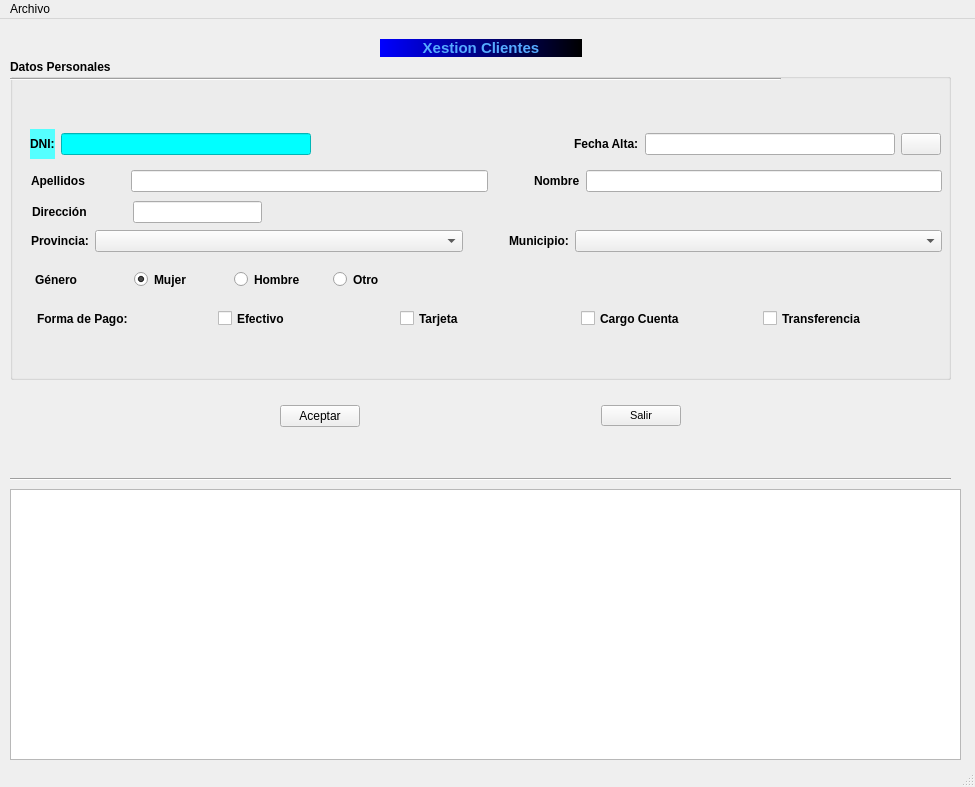
First picture: the form in window.ui, repository RadicalKill/fernandezserra, before the edit.
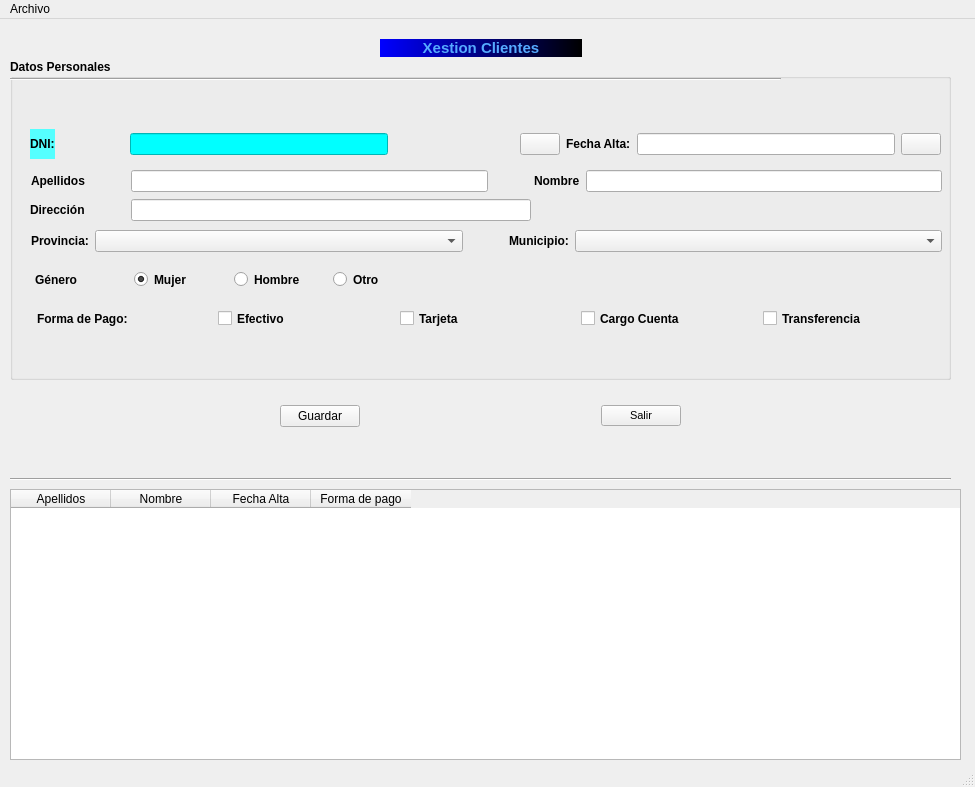
Second picture: the form after the edit. Icons and pictures are not drawn.

The edit to the form file:
```diff
--- a/window.ui
+++ b/window.ui
@@ -64,7 +64,7 @@
     <property name="title">
      <string>Datos Personales</string>
     </property>
-    <widget class="QWidget" name="">
+    <widget class="QWidget" name="layoutWidget">
      <property name="geometry">
       <rect>
        <x>25</x>
@@ -194,9 +194,9 @@
     <widget class="QWidget" name="layoutWidget">
      <property name="geometry">
       <rect>
-       <x>22</x>
-       <y>142</y>
-       <width>230</width>
+       <x>20</x>
+       <y>140</y>
+       <width>501</width>
        <height>22</height>
       </rect>
      </property>
@@ -327,6 +327,22 @@
         </property>
        </widget>
       </item>
+      <item>
+       <spacer name="horizontalSpacer_6">
+        <property name="orientation">
+         <enum>Qt::Horizontal</enum>
+        </property>
+        <property name="sizeType">
+         <enum>QSizePolicy::Fixed</enum>
+        </property>
+        <property name="sizeHint" stdset="0">
+         <size>
+          <width>69</width>
+          <height>20</height>
+         </size>
+        </property>
+       </spacer>
+      </item>
       <item>
        <widget class="QLineEdit" name="txtDNI">
         <property name="styleSheet">
@@ -337,6 +353,22 @@
         </property>
        </widget>
       </item>
+      <item>
+       <spacer name="horizontalSpacer_7">
+        <property name="orientation">
+         <enum>Qt::Horizontal</enum>
+        </property>
+        <property name="sizeType">
+         <enum>QSizePolicy::Fixed</enum>
+        </property>
+        <property name="sizeHint" stdset="0">
+         <size>
+          <width>40</width>
+          <height>20</height>
+         </size>
+        </property>
+       </spacer>
+      </item>
       <item>
        <widget class="QLabel" name="ValidarDNI">
         <property name="sizePolicy">
@@ -345,6 +377,12 @@
           <verstretch>0</verstretch>
          </sizepolicy>
         </property>
+        <property name="maximumSize">
+         <size>
+          <width>80</width>
+          <height>16777215</height>
+         </size>
+        </property>
         <property name="acceptDrops">
          <bool>false</bool>
         </property>
@@ -359,6 +397,17 @@
         </property>
        </widget>
       </item>
+      <item>
+       <widget class="QPushButton" name="btnLimpiar">
+        <property name="text">
+         <string/>
+        </property>
+        <property name="icon">
+         <iconset>
+          <normaloff>img/recargar.ico</normaloff>img/recargar.ico</iconset>
+        </property>
+       </widget>
+      </item>
       <item>
        <widget class="QLabel" name="lblFecha">
         <property name="text">
@@ -404,7 +453,7 @@
       <enum>Qt::Horizontal</enum>
      </property>
     </widget>
-    <widget class="QWidget" name="">
+    <widget class="QWidget" name="layoutWidget">
      <property name="geometry">
       <rect>
        <x>27</x>
@@ -477,7 +526,7 @@
      <item row="0" column="0">
       <widget class="QPushButton" name="btnAceptar">
        <property name="text">
-        <string>Aceptar</string>
+        <string>Guardar</string>
        </property>
       </widget>
      </item>
@@ -530,6 +579,36 @@
       <height>271</height>
      </rect>
     </property>
+    <property name="alternatingRowColors">
+     <bool>true</bool>
+    </property>
+    <column>
+     <property name="text">
+      <string>Apellidos</string>
+     </property>
+     <property name="background">
+      <color alpha="0">
+       <red>0</red>
+       <green>0</green>
+       <blue>0</blue>
+      </color>
+     </property>
+    </column>
+    <column>
+     <property name="text">
+      <string>Nombre</string>
+     </property>
+    </column>
+    <column>
+     <property name="text">
+      <string>Fecha Alta</string>
+     </property>
+    </column>
+    <column>
+     <property name="text">
+      <string>Forma de pago</string>
+     </property>
+    </column>
    </widget>
   </widget>
   <widget class="QMenuBar" name="menubar">
```
Left out of the diff: 6 changed lines with no effect on the pictures.
